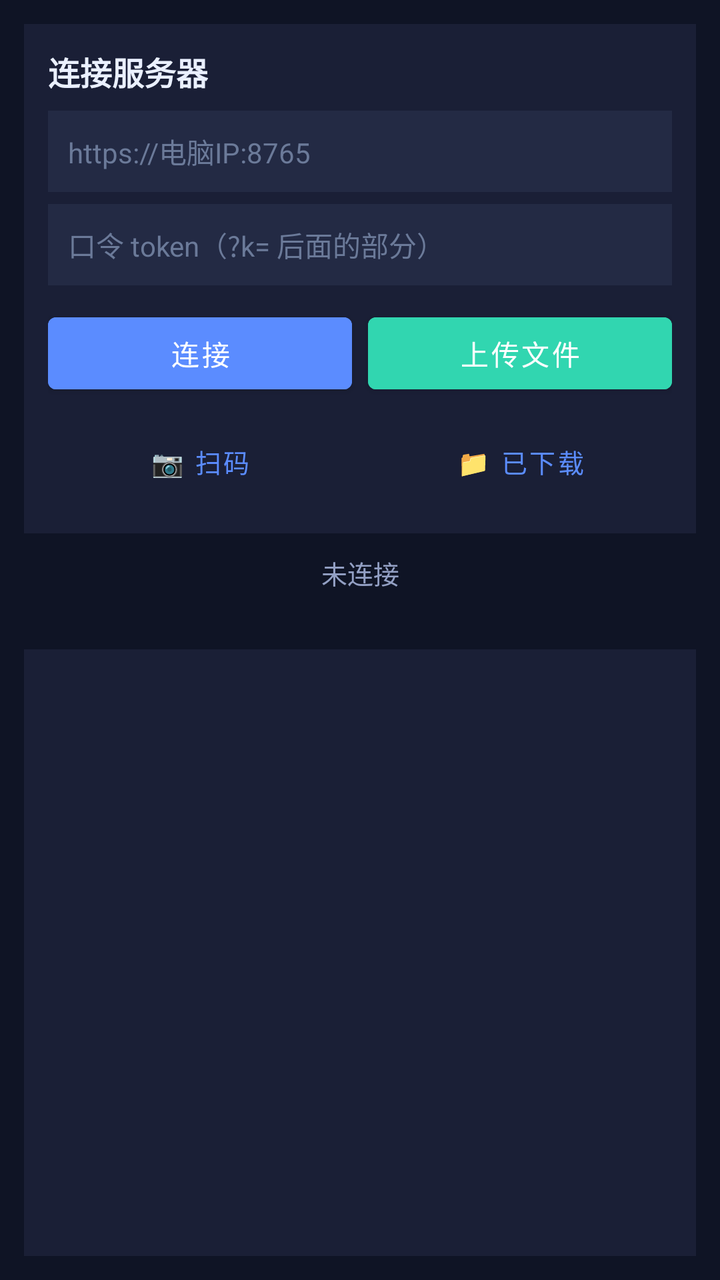
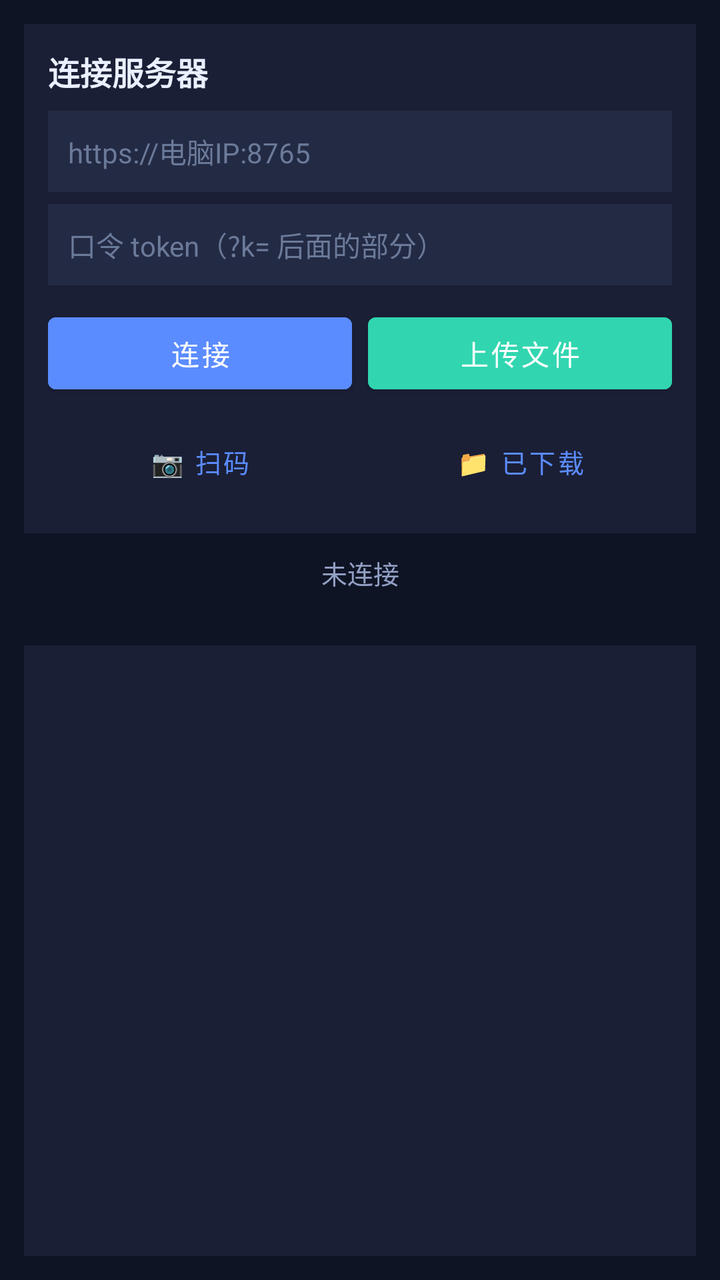

Before-and-after screenshots of an Android layout around one commit, followed by the original layout XML and the change that was made.
<!-- AndroidManifest.xml: activity theme Theme.LanTransfer -->
<!-- res/layout/activity_main.xml -->
<?xml version="1.0" encoding="utf-8"?>
<LinearLayout xmlns:android="http://schemas.android.com/apk/res/android"
    android:layout_width="match_parent"
    android:layout_height="match_parent"
    android:orientation="vertical"
    android:padding="12dp"
    android:background="#0f1425">

    
    <LinearLayout
        android:id="@+id/connectLayout"
        android:layout_width="match_parent"
        android:layout_height="wrap_content"
        android:orientation="vertical"
        android:background="#1a1f36"
        android:padding="12dp"
        android:layout_marginBottom="10dp">

        <TextView
            android:layout_width="wrap_content"
            android:layout_height="wrap_content"
            android:text="连接服务器"
            android:textColor="#eaf0ff"
            android:textSize="16sp"
            android:textStyle="bold"
            android:layout_marginBottom="8dp" />

        <EditText
            android:id="@+id/etUrl"
            android:layout_width="match_parent"
            android:layout_height="wrap_content"
            android:hint="https://电脑IP:8765"
            android:textColorHint="#6b7a99"
            android:textColor="#eaf0ff"
            android:background="#232a44"
            android:padding="10dp"
            android:textSize="14sp"
            android:inputType="textUri" />

        <EditText
            android:id="@+id/etToken"
            android:layout_width="match_parent"
            android:layout_height="wrap_content"
            android:hint="口令 token（?k= 后面的部分）"
            android:textColorHint="#6b7a99"
            android:textColor="#eaf0ff"
            android:background="#232a44"
            android:padding="10dp"
            android:textSize="14sp"
            android:layout_marginTop="6dp" />

        <LinearLayout
            android:layout_width="match_parent"
            android:layout_height="wrap_content"
            android:orientation="horizontal"
            android:layout_marginTop="10dp">

            <Button
                android:id="@+id/btnConnect"
                android:layout_width="0dp"
                android:layout_height="wrap_content"
                android:layout_weight="1"
                android:text="连接"
                android:textColor="#ffffff"
                android:backgroundTint="#5b8cff" />

            <Button
                android:id="@+id/btnUpload"
                android:layout_width="0dp"
                android:layout_height="wrap_content"
                android:layout_weight="1"
                android:text="上传文件"
                android:textColor="#ffffff"
                android:backgroundTint="#31d6b0"
                android:layout_marginStart="8dp" />
        </LinearLayout>

        
        <LinearLayout
            android:layout_width="match_parent"
            android:layout_height="wrap_content"
            android:orientation="horizontal"
            android:layout_marginTop="6dp">

            <Button
                android:id="@+id/btnScan"
                style="?attr/borderlessButtonStyle"
                android:layout_width="0dp"
                android:layout_height="wrap_content"
                android:layout_weight="1"
                android:text="📷 扫码"
                android:textColor="#5b8cff"
                android:textSize="13sp"
                android:paddingVertical="4dp" />

            <Button
                android:id="@+id/btnOpenDownloads"
                style="?attr/borderlessButtonStyle"
                android:layout_width="0dp"
                android:layout_height="wrap_content"
                android:layout_weight="1"
                android:text="📁 已下载"
                android:textColor="#5b8cff"
                android:textSize="13sp"
                android:paddingVertical="4dp"
                android:layout_marginStart="8dp" />
        </LinearLayout>
    </LinearLayout>

    
    <TextView
        android:id="@+id/tvStatus"
        android:layout_width="match_parent"
        android:layout_height="wrap_content"
        android:text="未连接"
        android:textColor="#93a0c4"
        android:textSize="13sp"
        android:gravity="center"
        android:layout_marginBottom="6dp" />

    <LinearLayout
        android:layout_width="match_parent"
        android:layout_height="wrap_content"
        android:orientation="horizontal"
        android:gravity="center_vertical"
        android:layout_marginBottom="8dp">

        <TextView
            android:id="@+id/tvInfo"
            android:layout_width="0dp"
            android:layout_height="wrap_content"
            android:layout_weight="1"
            android:text=""
            android:textColor="#31d6b0"
            android:textSize="11sp"
            android:gravity="start" />
    </LinearLayout>

    
    <androidx.recyclerview.widget.RecyclerView
        android:id="@+id/rvFiles"
        android:layout_width="match_parent"
        android:layout_height="0dp"
        android:layout_weight="1"
        android:background="#1a1f36"
        android:clipToPadding="false"
        android:padding="4dp" />

    
    <TextView
        android:id="@+id/tvEmpty"
        android:layout_width="match_parent"
        android:layout_height="wrap_content"
        android:text='暂无文件，点击上方"上传文件"添加'
        android:textColor="#6b7a99"
        android:textSize="13sp"
        android:gravity="center"
        android:padding="30dp"
        android:visibility="gone" />

</LinearLayout>
<!-- resources referenced by this layout -->
<resources>
  <style name="Theme.LanTransfer" parent="Theme.MaterialComponents.DayNight.DarkActionBar">
          <item name="colorPrimary">#5b8cff</item>
          <item name="colorPrimaryDark">#4a6df0</item>
          <item name="colorAccent">#31d6b0</item>
      </style>
</resources>

<!-- the commit's change to res/layout/activity_main.xml (unified diff, before → after) -->
@@ -116,7 +116,19 @@
         android:textColor="#93a0c4"
         android:textSize="13sp"
         android:gravity="center"
-        android:layout_marginBottom="6dp" />
+        android:layout_marginBottom="4dp" />
+
+    <ProgressBar
+        android:id="@+id/progressBar"
+        style="?android:attr/progressBarStyleHorizontal"
+        android:layout_width="match_parent"
+        android:layout_height="4dp"
+        android:layout_marginStart="4dp"
+        android:layout_marginEnd="4dp"
+        android:layout_marginBottom="6dp"
+        android:max="100"
+        android:progressTint="#31d6b0"
+        android:visibility="gone" />
 
     <LinearLayout
         android:layout_width="match_parent"
